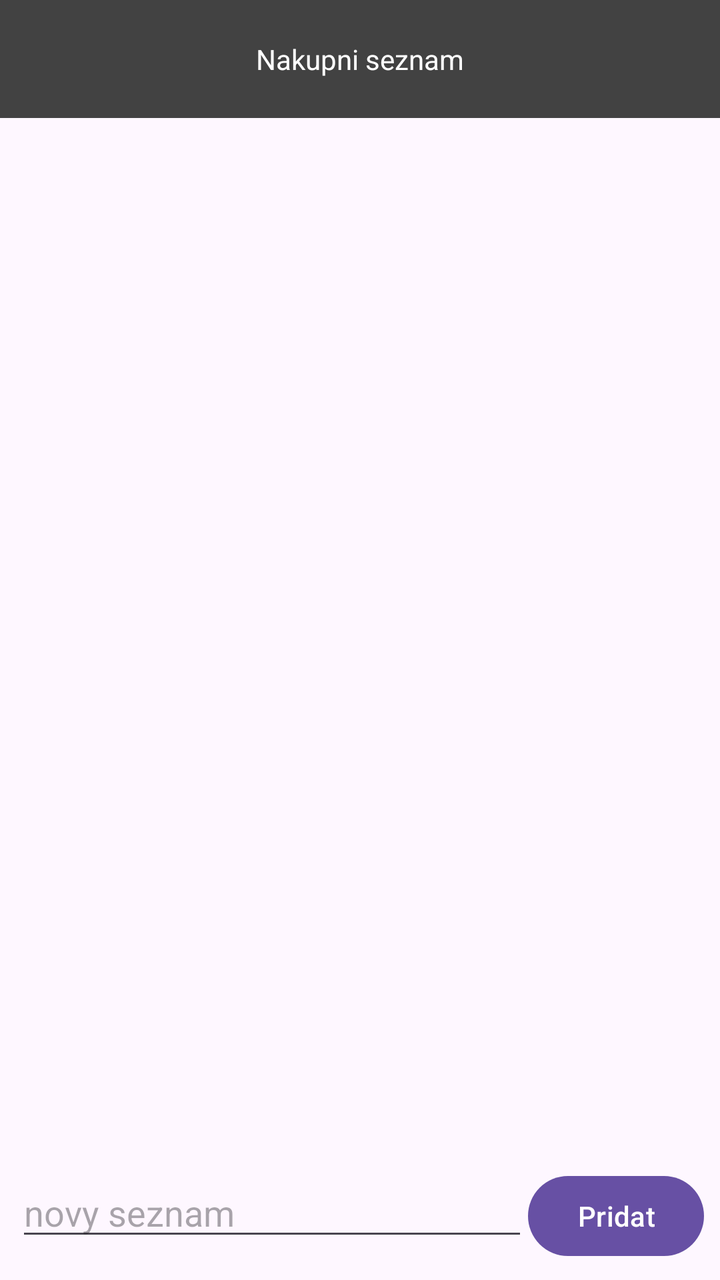
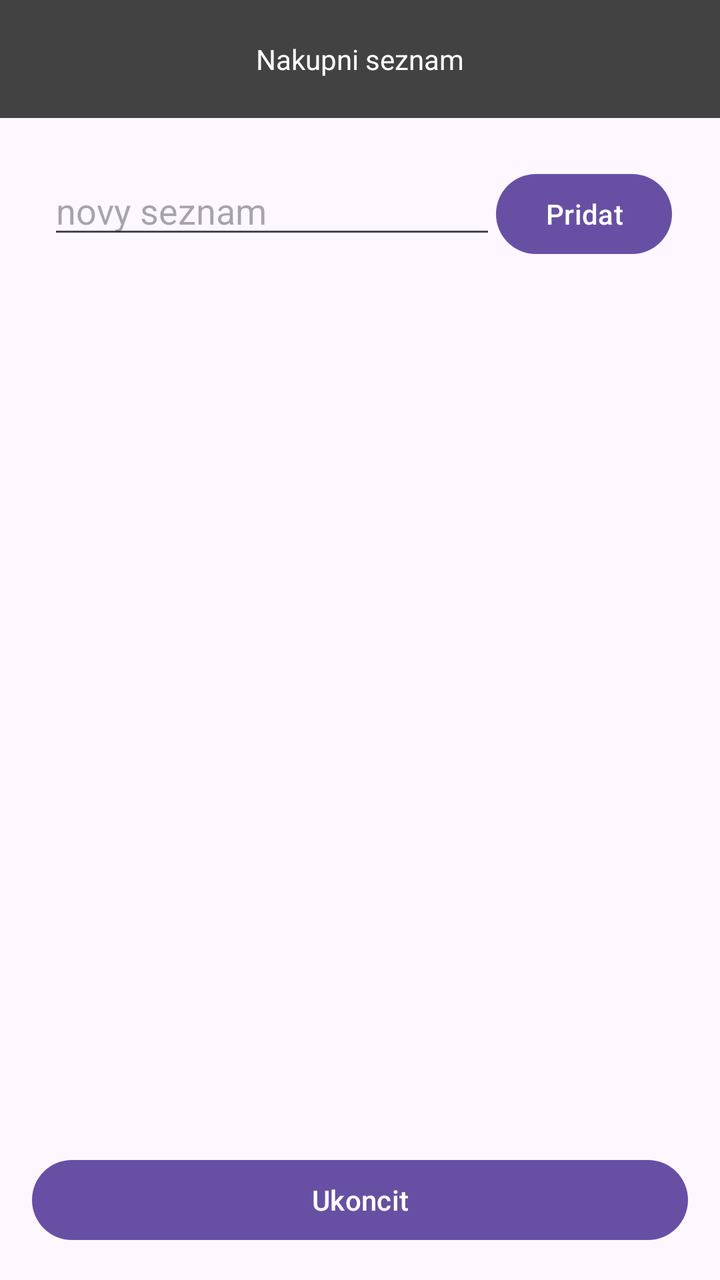

Screens rendered from an Android XML layout before and after an edit, with the pre-edit source and the edit as a unified diff.
<!-- AndroidManifest.xml: application theme Theme.Ukol3 -->
<!-- res/layout/activity_lists.xml -->
<?xml version="1.0" encoding="utf-8"?>
<LinearLayout xmlns:android="http://schemas.android.com/apk/res/android"
    xmlns:app="http://schemas.android.com/apk/res-auto"
    xmlns:tools="http://schemas.android.com/tools"
    android:id="@+id/main"
    android:layout_width="match_parent"
    android:layout_height="match_parent"
    android:orientation="vertical"
    tools:context=".ListsActivity">

    <TextView
        android:id="@+id/textView"
        android:layout_width="match_parent"
        android:layout_height="wrap_content"
        android:textAlignment="center"
        android:padding="20dp"
        android:background="@color/cardview_dark_background"
        android:textColor="@color/white"
        android:text="@string/app_name" />

    <androidx.recyclerview.widget.RecyclerView
        android:id="@+id/rvListOfLists"
        android:layout_width="match_parent"
        android:layout_height="0dp"
        android:layout_weight="1" />

    <LinearLayout
        android:layout_width="match_parent"
        android:layout_height="wrap_content"
        android:orientation="horizontal"
        android:padding="8dp">

        <EditText
            android:id="@+id/etNewListName"
            android:layout_width="0dp"
            android:layout_height="wrap_content"
            android:layout_weight="1"
            android:ems="10"
            android:hint="@string/new_list"
            android:inputType="textCapSentences" />


        <Button
            android:id="@+id/add_newList"
            android:layout_width="wrap_content"
            android:layout_height="wrap_content"
            android:text="@string/add_item" />
    </LinearLayout>

</LinearLayout>
<!-- resources referenced by this layout -->
<resources>
  <color name="white">#FFFFFFFF</color>
  <string name="add_item">Pridat</string>
  <string name="app_name">Nakupni seznam</string>
  <string name="new_list">novy seznam</string>
  <style name="Theme.Ukol3" parent="Base.Theme.Ukol3" />
  <style name="Base.Theme.Ukol3" parent="Theme.Material3.DayNight.NoActionBar">
          
          
      </style>
</resources>

<!-- the commit's change to res/layout/activity_lists.xml (unified diff, before → after) -->
@@ -18,16 +18,13 @@
         android:textColor="@color/white"
         android:text="@string/app_name" />
 
-    <androidx.recyclerview.widget.RecyclerView
-        android:id="@+id/rvListOfLists"
-        android:layout_width="match_parent"
-        android:layout_height="0dp"
-        android:layout_weight="1" />
-
     <LinearLayout
         android:layout_width="match_parent"
         android:layout_height="wrap_content"
         android:orientation="horizontal"
+        android:layout_marginTop="16dp"
+        android:layout_marginLeft="16dp"
+        android:layout_marginRight="16dp"
         android:padding="8dp">
 
         <EditText
@@ -47,4 +44,23 @@
             android:text="@string/add_item" />
     </LinearLayout>
 
+    <androidx.recyclerview.widget.RecyclerView
+        android:id="@+id/rvListOfLists"
+        android:layout_width="match_parent"
+        android:layout_height="0dp"
+        android:layout_marginLeft="16dp"
+        android:layout_marginRight="16dp"
+        android:scrollbars="vertical"
+        android:layout_weight="1" />
+
+    <Button
+        android:id="@+id/btnBack"
+        android:layout_width="match_parent"
+        android:layout_height="wrap_content"
+        android:layout_marginTop="16dp"
+        android:layout_marginBottom="16dp"
+        android:layout_marginLeft="16dp"
+        android:layout_marginRight="16dp"
+        android:text="@string/btnClose" />
+
 </LinearLayout>
<!-- resource entries referenced after the edit -->
@@ -3,6 +3,7 @@
   <color name="white">#FFFFFFFF</color>
   <string name="add_item">Pridat</string>
   <string name="app_name">Nakupni seznam</string>
+  <string name="btnClose">Ukoncit</string>
   <string name="new_list">novy seznam</string>
   <style name="Theme.Ukol3" parent="Base.Theme.Ukol3" />
   <style name="Base.Theme.Ukol3" parent="Theme.Material3.DayNight.NoActionBar">
